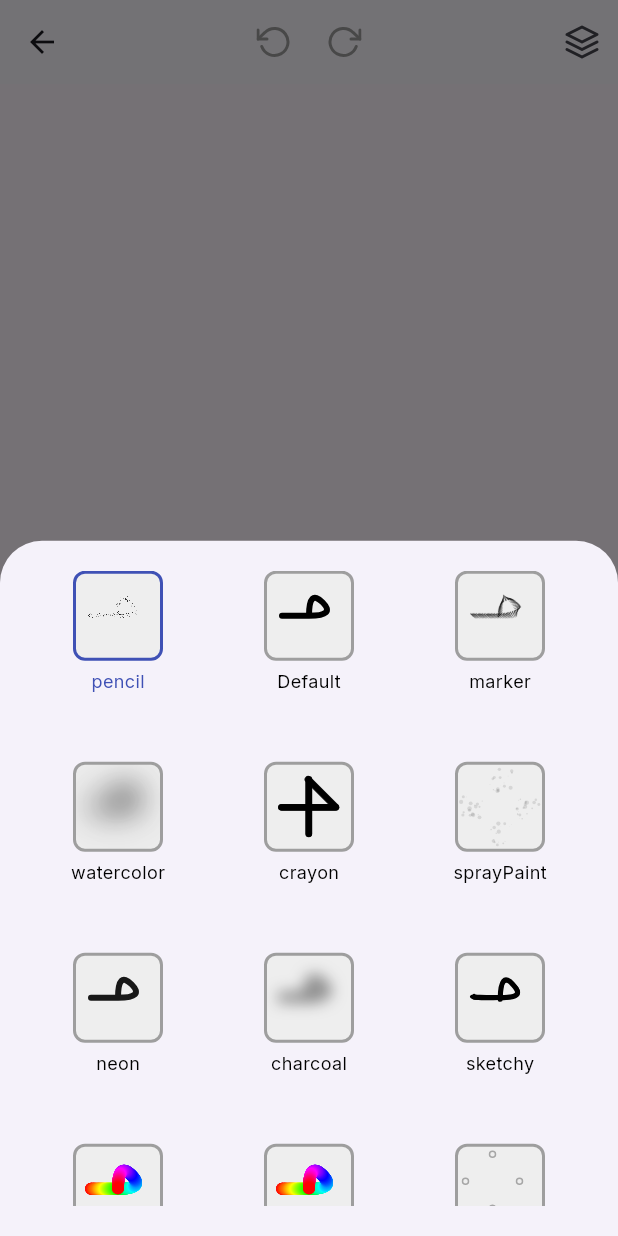
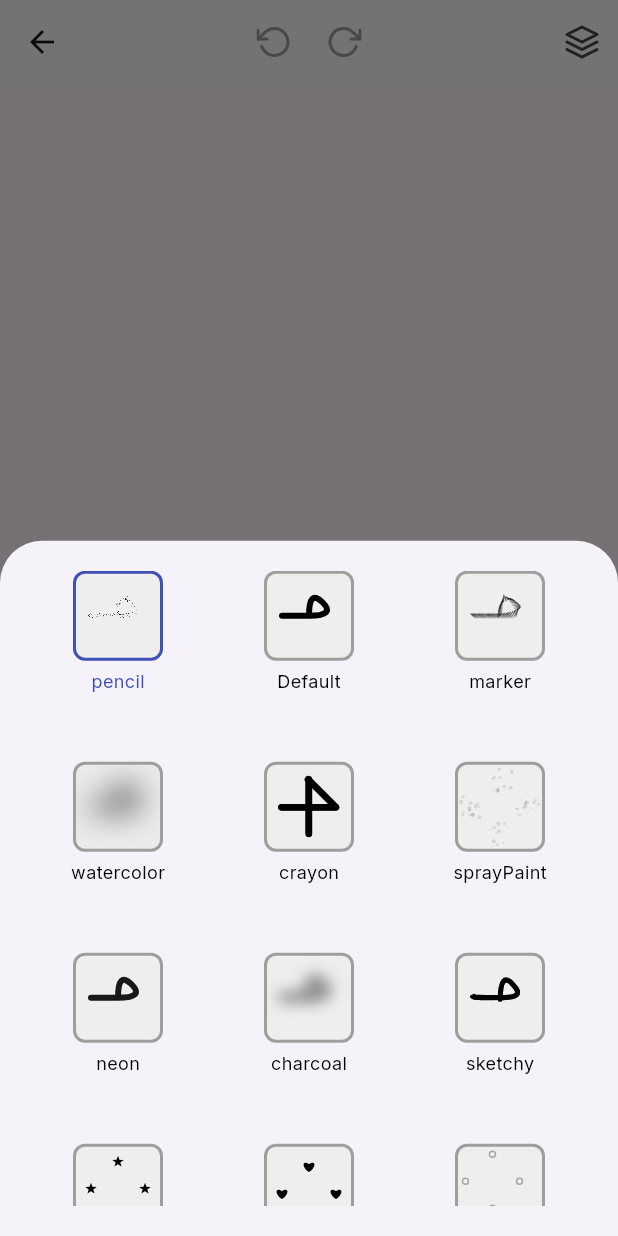
Before and after one commit to TaalayDev/doodle_verse, a Flutter app: the DrawScreen screen opened directly with empty values, after a tap on an icon or button, on a phone screen of 412 x 824 dp. Run offline on Flutter 3.47's test engine with Material 3 defaults, Android fonts, the phone set to English and light mode, and no system bars; our stand-ins replace another_flushbar, dio, flutter_vector_icons, freezed_annotation, go_router, google_fonts and 6 more; accounts and stored records are empty; generated files the repository leaves out were written again.

Commit message:
Refactor projects provider and draw screen
- Refactor projects provider to handle web platform
- Add conditional logic in draw screen to handle web platform
- Introduce DrawingCanvas class for drawing paths
- Implement drawPath method in DrawingCanvas
- Add support for custom painters in DrawingCanvas
- Update draw screen to use DrawingCanvas for rendering paths

```diff
--- a/lib/core/canvas/brushes.dart
+++ b/lib/core/canvas/brushes.dart
@@ -300,44 +300,37 @@ final star = BrushData(
   stroke: 'star_stroke',
   densityOffset: 20,
   customPainter: (canvas, drawingPath) {
-    final path = Path();
-    path.moveTo(
-        drawingPath.points.first.offset.dx, drawingPath.points.first.offset.dy);
-    for (int i = 1; i < drawingPath.points.length; i++) {
-      final p0 = drawingPath.points[i - 1];
-      final p1 = drawingPath.points[i];
-
-      path.quadraticBezierTo(
-        p0.offset.dx,
-        p0.offset.dy,
-        (p0.offset.dx + p1.offset.dx) / 2,
-        (p0.offset.dy + p1.offset.dy) / 2,
-      );
-    }
-
     final paint = Paint()
-      ..style = PaintingStyle.stroke
-      ..strokeWidth = drawingPath.width
-      ..strokeCap = StrokeCap.round
-      ..strokeJoin = StrokeJoin.round;
-
-    final pathMetrics = path.computeMetrics().toList();
-    for (var metric in pathMetrics) {
-      final length = metric.length;
-      final step = length / 360;
-      for (double i = 0; i < length; i += step) {
-        final color = HSVColor.fromAHSV(
-          1.0,
-          (i / length) * 360, // Hue from 0 to 360
-          1.0,
-          1.0,
-        ).toColor();
-
-        paint.color = color;
-
-        final offset = metric.getTangentForOffset(i)!.position;
-        canvas.drawCircle(offset, drawingPath.width / 2, paint);
-      }
+      ..color = drawingPath.color
+      ..style = PaintingStyle.fill;
+
+    for (final point in drawingPath.points) {
+      final starPath = Path();
+      final center = point.offset;
+      final size = drawingPath.width;
+
+      for (int i = 0; i < 5; i++) {
+        final angle = (i * 4 * pi / 5) - pi / 2;
+        final outerPoint = Offset(
+          center.dx + size * cos(angle),
+          center.dy + size * sin(angle),
+        );
+        final innerAngle = angle + pi / 5;
+        final innerPoint = Offset(
+          center.dx + size * 0.4 * cos(innerAngle),
+          center.dy + size * 0.4 * sin(innerAngle),
+        );
+
+        if (i == 0) {
+          starPath.moveTo(outerPoint.dx, outerPoint.dy);
+        } else {
+          starPath.lineTo(outerPoint.dx, outerPoint.dy);
+        }
+        starPath.lineTo(innerPoint.dx, innerPoint.dy);
+      }
+      starPath.close();
+
+      canvas.drawPath(starPath, paint);
     }
   },
 );
@@ -346,49 +339,50 @@ final heart = BrushData(
   id: 10,
   name: 'heart',
   stroke: 'heart_stroke',
-  densityOffset: 20,
-  customPainter: (canvas, drawingPath) {
-    final path = Path();
-    path.moveTo(
-        drawingPath.points.first.offset.dx, drawingPath.points.first.offset.dy);
-    for (int i = 1; i < drawingPath.points.length; i++) {
-      final p0 = drawingPath.points[i - 1];
-      final p1 = drawingPath.points[i];
-
-      path.quadraticBezierTo(
-        p0.offset.dx,
-        p0.offset.dy,
-        (p0.offset.dx + p1.offset.dx) / 2,
-        (p0.offset.dy + p1.offset.dy) / 2,
-      );
-    }
-
+  densityOffset: 10,
+  customPainter: (canvas, drawingPath) {
     final paint = Paint()
-      ..style = PaintingStyle.stroke
-      ..strokeWidth = drawingPath.width
-      ..strokeCap = StrokeCap.round
-      ..strokeJoin = StrokeJoin.round;
-
-    final pathMetrics = path.computeMetrics().toList();
-    for (var metric in pathMetrics) {
-      final length = metric.length;
-      final step = length / 360;
-      for (double i = 0; i < length; i += step) {
-        final color = HSVColor.fromAHSV(
-          1.0,
-          (i / length) * 360, // Hue from 0 to 360
-          1.0,
-          1.0,
-        ).toColor();
-
-        paint.color = color;
-
-        final offset = metric.getTangentForOffset(i)!.position;
-        canvas.drawCircle(offset, drawingPath.width / 2, paint);
-      }
-    }
-  },
-);
+      ..color = drawingPath.color
+      ..style = PaintingStyle.fill;
+
+    for (final point in drawingPath.points) {
+      final center = point.offset;
+      final size = drawingPath.width * 2.0;
+
+      final path = Path();
+
+      // Starting point at the top center of the heart
+      path.moveTo(center.dx, center.dy + size * 0.2);
+
+      // Left side of the heart
+      path.cubicTo(
+        center.dx - size * 0.6, center.dy - size * 0.2, // Control point 1
+        center.dx - size * 0.6, center.dy + size * 0.5, // Control point 2
+        center.dx, center.dy + size * 0.85, // End point
+      );
+
+      // Right side of the heart
+      path.cubicTo(
+        center.dx + size * 0.6, center.dy + size * 0.5, // Control point 1
+        center.dx + size * 0.6, center.dy - size * 0.2, // Control point 2
+        center.dx, center.dy + size * 0.2, // End point
+      );
+
+      path.close();
+
+      canvas.drawPath(path, paint);
+    }
+  },
+);
+
+extension ColorExtension on Color {
+  Color darken([double amount = .1]) {
+    assert(amount >= 0 && amount <= 1);
+    final hsl = HSLColor.fromColor(this);
+    final hslDark = hsl.withLightness((hsl.lightness - amount).clamp(0.0, 1.0));
+    return hslDark.toColor();
+  }
+}
 
 final bubbleBrush = BrushData(
   id: 12,
--- /dev/null
+++ b/lib/core/canvas/drawing_canvas.dart
@@ -0,0 +1,143 @@
+import 'dart:ui' as ui;
+
+import 'package:flutter/rendering.dart';
+
+import '../../data/models/drawing_path.dart';
+import '../extensions/offset_extensions.dart';
+
+class DrawingCanvas {
+  void drawPath(Canvas canvas, DrawingPath drawingPath) {
+    if (drawingPath.brush.customPainter != null) {
+      drawingPath.brush.customPainter!(canvas, drawingPath);
+      return;
+    }
+
+    final paint = Paint()
+      ..color = drawingPath.color.withOpacity(1 - drawingPath.brush.opacityDiff)
+      ..strokeCap = drawingPath.brush.strokeCap
+      ..strokeJoin = drawingPath.brush.strokeJoin
+      ..strokeWidth = drawingPath.width
+      ..style = PaintingStyle.stroke
+      ..blendMode = drawingPath.brush.blendMode
+      ..colorFilter = drawingPath.brush.brush != null
+          ? ColorFilter.mode(
+              drawingPath.color,
+              BlendMode.srcATop,
+            )
+          : null;
+
+    var path = Path();
+    if (drawingPath.points.length < 2) {
+      return;
+    }
+    if (drawingPath.brush.pathEffect != null) {
+      drawPathEffect(canvas, drawingPath, paint);
+    } else if (drawingPath.brush.brush != null) {
+      drawTexturedPath(canvas, path, paint, drawingPath);
+    } else {
+      drawSimplePath(canvas, drawingPath, paint);
+    }
+  }
+
+  void drawPathEffect(Canvas canvas, DrawingPath drawingPath, Paint paint) {
+    for (int i = 1; i < drawingPath.points.length; i++) {
+      final p0 = drawingPath.points[i - 1];
+      final p1 = drawingPath.points[i];
+
+      p0.offset.calculateDensityOffset(
+        p1.offset,
+        drawingPath.brush.densityOffset,
+        (offset) {
+          final effect = drawingPath.brush.pathEffect!(
+            p1.randomSize ?? drawingPath.width,
+            offset,
+            p1.randomOffset ?? [],
+          );
+
+          paint.strokeWidth = p1.randomSize ?? drawingPath.width;
+
+          canvas.drawPath(effect, paint);
+        },
+      );
+    }
+  }
+
+  void drawSimplePath(Canvas canvas, DrawingPath drawingPath, Paint paint) {
+    final path = Path();
+    path.moveTo(
+      drawingPath.points.first.offset.dx,
+      drawingPath.points.first.offset.dy,
+    );
+
+    for (int i = 1; i < drawingPath.points.length; i++) {
+      final p0 = drawingPath.points[i - 1];
+      final p1 = drawingPath.points[i];
+
+      path.quadraticBezierTo(
+        p0.offset.dx,
+        p0.offset.dy,
+        (p0.offset.dx + p1.offset.dx) / 2,
+        (p0.offset.dy + p1.offset.dy) / 2,
+      );
+    }
+
+    canvas.drawPath(path, paint);
+  }
+
+  void drawTexturedPath(
+    Canvas canvas,
+    Path path,
+    Paint paint,
+    DrawingPath drawingPath,
+  ) {
+    final path = Path();
+    path.moveTo(
+      drawingPath.points.first.offset.dx,
+      drawingPath.points.first.offset.dy,
+    );
+
+    for (int i = 1; i < drawingPath.points.length; i++) {
+      final p0 = drawingPath.points[i - 1];
+      final p1 = drawingPath.points[i];
+
+      path.quadraticBezierTo(
+        p0.offset.dx,
+        p0.offset.dy,
+        (p0.offset.dx + p1.offset.dx) / 2,
+        (p0.offset.dy + p1.offset.dy) / 2,
+      );
+    }
+
+    final pathMetrics = path.computeMetrics();
+    final brush = drawingPath.brush.brush!;
+    final src = Rect.fromLTWH(
+      0,
+      0,
+      brush.width.toDouble(),
+      brush.height.toDouble(),
+    );
+
+    for (final metric in pathMetrics) {
+      var distance = 0.0;
+
+      while (distance < metric.length) {
+        final tangent = metric.getTangentForOffset(distance)!;
+        final point = tangent.position;
+
+        final radius = (drawingPath.width - 2);
+        final dst = Rect.fromCircle(center: point, radius: radius);
+
+        canvas.save();
+        canvas.translate(point.dx, point.dy);
+        canvas.rotate(tangent.angle);
+        canvas.translate(-point.dx, -point.dy);
+        canvas.drawImageRect(brush, src, dst, paint);
+        canvas.restore();
+
+        distance += (drawingPath.brush.useBrushWidthDensity
+            ? drawingPath.width + drawingPath.brush.densityOffset
+            : drawingPath.brush.densityOffset);
+      }
+    }
+  }
+}
--- a/lib/providers/projects.dart
+++ b/lib/providers/projects.dart
@@ -2,6 +2,7 @@ import 'dart:io';
 import 'dart:typed_data';
 import 'dart:ui';
 
+import 'package:flutter/foundation.dart';
 import 'package:path_provider/path_provider.dart';
 import 'package:riverpod_annotation/riverpod_annotation.dart';
 
@@ -16,6 +17,10 @@ class Projects extends _$Projects {
 
   @override
   Future<List<ProjectModel>> build() async {
+    if (kIsWeb) {
+      return [];
+    }
+
     final dbProjects = await database.getAllProjects();
 
     return dbProjects;
@@ -47,6 +52,22 @@ class Project extends _$Project {
 
   @override
   Future<ProjectModel> build(String projectId) async {
+    if (kIsWeb) {
+      return ProjectModel(
+        id: projectId,
+        name: 'New Project',
+        layers: [
+          const LayerModel(
+            id: '1',
+            name: 'Background',
+            isBackground: true,
+          ),
+        ],
+        createdAt: DateTime.now().millisecondsSinceEpoch,
+        lastModified: DateTime.now().millisecondsSinceEpoch,
+      );
+    }
+
     try {
       final dbProject = await database.loadProject(projectId);
 
--- a/lib/ui/widgets/drawing_painter.dart
+++ b/lib/ui/widgets/drawing_painter.dart
@@ -1,8 +1,8 @@
 import 'dart:ui' as ui;
 import 'package:flutter/material.dart';
 
+import '../../core/canvas/drawing_canvas.dart';
 import '../../data/models/drawing_path.dart';
-import '../../core/extensions/offset_extensions.dart';
 
 class DrawingPainter extends CustomPainter {
   DrawingPainter(this.paths, this.currentPath);
@@ -10,151 +10,19 @@ class DrawingPainter extends CustomPainter {
   final List<ui.Image> paths;
   final DrawingPath? currentPath;
 
+  final DrawingCanvas _drawingCanvas = DrawingCanvas();
+
   @override
   void paint(Canvas canvas, Size size) {
     canvas.saveLayer(Offset.zero & size, Paint());
+
     for (var path in paths) {
       canvas.drawImage(path, Offset.zero, Paint());
     }
     if (currentPath != null) {
-      _drawPath(canvas, currentPath!);
+      _drawingCanvas.drawPath(canvas, currentPath!);
     }
     canvas.restore();
-  }
-
-  void _drawPath(Canvas canvas, DrawingPath drawingPath) {
-    if (drawingPath.brush.customPainter != null) {
-      drawingPath.brush.customPainter!(canvas, drawingPath);
-      return;
-    }
-
-    final paint = Paint()
-      ..color = drawingPath.color.withOpacity(1 - drawingPath.brush.opacityDiff)
-      ..strokeCap = drawingPath.brush.strokeCap
-      ..strokeJoin = drawingPath.brush.strokeJoin
-      ..strokeWidth = drawingPath.width
-      ..style = PaintingStyle.stroke
-      ..blendMode = drawingPath.brush.blendMode
-      ..colorFilter = drawingPath.brush.brush != null
-          ? ColorFilter.mode(
-              drawingPath.color,
-              BlendMode.srcATop,
-            )
-          : null;
-
-    var path = Path();
-    if (drawingPath.points.length < 2) {
-      return;
-    }
-    if (drawingPath.brush.pathEffect != null) {
-      _drawPathEffect(canvas, drawingPath, paint);
-    } else if (drawingPath.brush.brush != null) {
-      _drawTexturedPath(canvas, path, paint, drawingPath);
-    } else {
-      _drawSimplePath(canvas, drawingPath, paint);
-    }
-  }
-
-  void _drawPathEffect(Canvas canvas, DrawingPath drawingPath, Paint paint) {
-    for (int i = 1; i < drawingPath.points.length; i++) {
-      final p0 = drawingPath.points[i - 1];
-      final p1 = drawingPath.points[i];
-
-      p0.offset.calculateDensityOffset(
-        p1.offset,
-        drawingPath.brush.densityOffset,
-        (offset) {
-          final effect = drawingPath.brush.pathEffect!(
-            p1.randomSize ?? drawingPath.width,
-            offset,
-            p1.randomOffset ?? [],
-          );
-
-          paint.strokeWidth = p1.randomSize ?? drawingPath.width;
-
-          canvas.drawPath(effect, paint);
-        },
-      );
-    }
-  }
-
-  void _drawSimplePath(Canvas canvas, DrawingPath drawingPath, Paint paint) {
-    final path = Path();
-    path.moveTo(
-      drawingPath.points.first.offset.dx,
-      drawingPath.points.first.offset.dy,
-    );
-
-    for (int i = 1; i < drawingPath.points.length; i++) {
-      final p0 = drawingPath.points[i - 1];
-      final p1 = drawingPath.points[i];
-
-      path.quadraticBezierTo(
-        p0.offset.dx,
-        p0.offset.dy,
-        (p0.offset.dx + p1.offset.dx) / 2,
-        (p0.offset.dy + p1.offset.dy) / 2,
-      );
-    }
-
-    canvas.drawPath(path, paint);
-  }
-
-  void _drawTexturedPath(
-    Canvas canvas,
-    Path path,
-    Paint paint,
-    DrawingPath drawingPath,
-  ) {
-    final path = Path();
-    path.moveTo(
-      drawingPath.points.first.offset.dx,
-      drawingPath.points.first.offset.dy,
-    );
-
-    for (int i = 1; i < drawingPath.points.length; i++) {
-      final p0 = drawingPath.points[i - 1];
-      final p1 = drawingPath.points[i];
-
-      path.quadraticBezierTo(
-        p0.offset.dx,
-        p0.offset.dy,
-        (p0.offset.dx + p1.offset.dx) / 2,
-        (p0.offset.dy + p1.offset.dy) / 2,
-      );
-    }
-
-    final pathMetrics = path.computeMetrics();
-    final brush = drawingPath.brush.brush!;
-    final src = Rect.fromLTWH(
-      0,
-      0,
-      brush.width.toDouble(),
-      brush.height.toDouble(),
-    );
-
-    for (final metric in pathMetrics) {
-      var distance = 0.0;
-
-      while (distance < metric.length) {
-        final tangent = metric.getTangentForOffset(distance)!;
-        final point = tangent.position;
-
-        final radius = (drawingPath.width - 2);
-        final dst = Rect.fromCircle(center: point, radius: radius);
-
-        canvas.save();
-        canvas.translate(point.dx, point.dy);
-        canvas.rotate(tangent.angle);
-        canvas.translate(-point.dx, -point.dy);
-        canvas.drawImageRect(brush, src, dst, paint);
-        canvas.restore();
-
-        distance += (drawingPath.brush.useBrushWidthDensity
-            ? drawingPath.width + drawingPath.brush.densityOffset
-            : drawingPath.brush.densityOffset);
-      }
-    }
   }
 
   @override
```
Also changed, not shown: lib/core/canvas/figures.dart (+100 -61 lines), lib/ui/screens/draw_screen.dart (+13 -8 lines), lib/providers/projects.g.dart.
